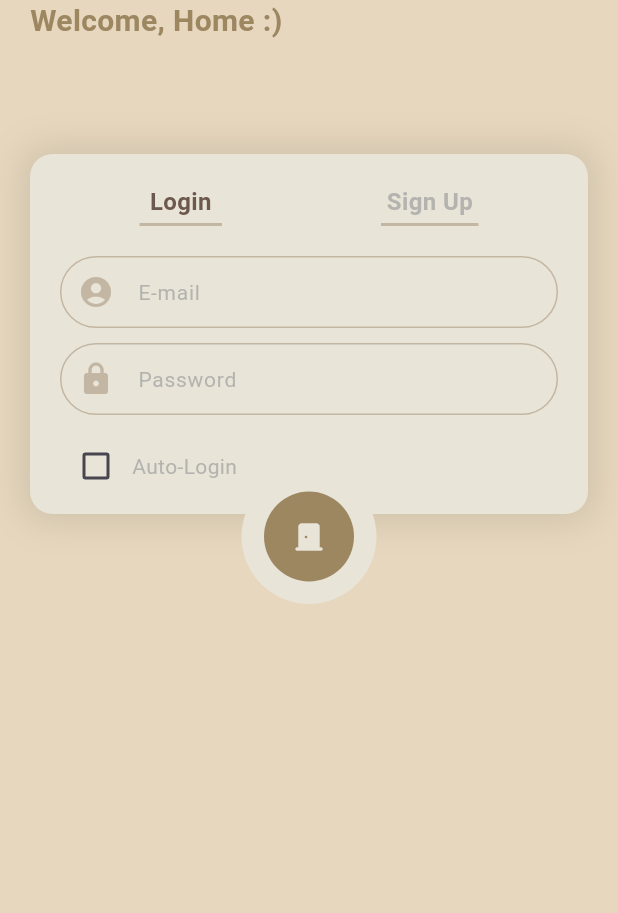
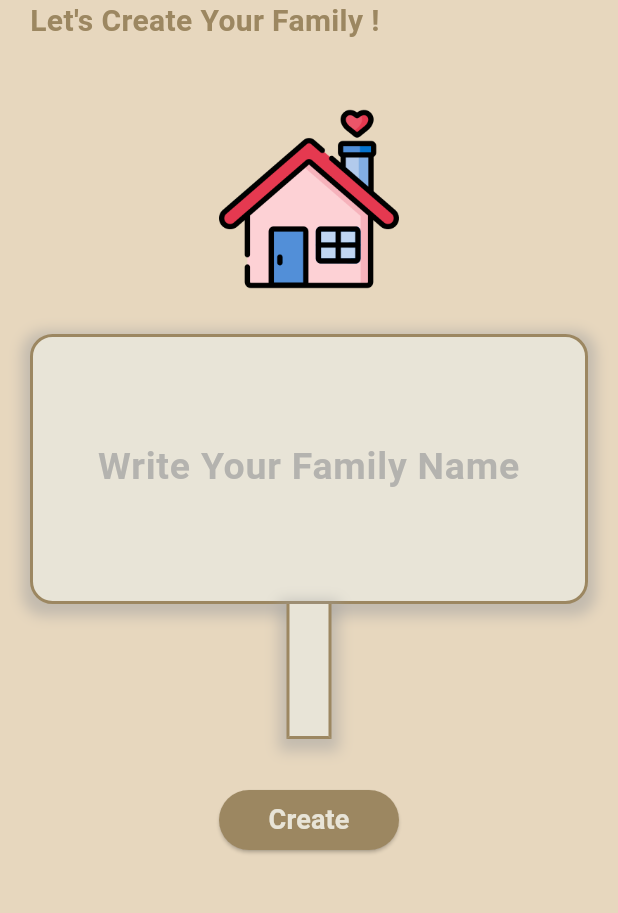
Before and after one commit to Fam-Story/fam-Story_frontend, a Flutter app: the screen it shows after launch, on a phone screen of 412 x 824 dp, the part 146-1059 px from its top. Run offline on Flutter 3.47's test engine with Material 2 defaults, Android fonts, the light colour scheme and no system bars; our stand-ins replace flutter_secure_storage.

Commit message:
:sparkles: Feat: 가족 생성 창 UI 구현 (#19)
페이지 라우트, API 연동 미완

```diff
--- a/lib/main.dart
+++ b/lib/main.dart
@@ -1,3 +1,4 @@
+import 'package:fam_story_frontend/pages/family_create_page.dart';
 import 'package:flutter/material.dart';
 import 'package:fam_story_frontend/screens/loading_screen.dart'; // LoadingScreen import
 import 'package:fam_story_frontend/pages/family_join_create_page.dart'; // FamilyJoinCreatePage import
@@ -18,17 +19,18 @@ class FamStory extends StatelessWidget {
       theme: ThemeData(
         useMaterial3: true,
       ),
+      home: const FamilyCreatePage(),
       // 초기 라우트를 LoadingScreen.
-      initialRoute: '/',
-      routes: {
-        '/': (context) => const LoadingScreen(), // LoadingScreen이 첫 화면
-        '/rootPage': (context) => const RootPage(), // RootPage 라우트
-        '/loginSignUpPage': (context) => const LoginSignUpPage(), // LoginSignUpPage 라우트
-        '/familyJoinCreatePage': (context) => const FamilyJoinCreatePage(), // FamilyJoinCreatePage 라우트
-        // '/familyJoinPage': (context) => const FamilyJoinPage(), // FamilyJoinPage 라우트 (추가 필요 시)
-        // '/familyCreatePage': (context) => const FamilyCreatePage(), // FamilyCreatePage 라우트 (추가 필요 시)
-        // TODO: 각자 추가 라우트가 필요하면 여기에 추가하세용.
-      },
+      // initialRoute: '/',
+      // routes: {
+      //   '/': (context) => const LoadingScreen(), // LoadingScreen이 첫 화면
+      //   '/rootPage': (context) => const RootPage(), // RootPage 라우트
+      //   '/loginSignUpPage': (context) => const LoginSignUpPage(), // LoginSignUpPage 라우트
+      //   '/familyJoinCreatePage': (context) => const FamilyJoinCreatePage(), // FamilyJoinCreatePage 라우트
+      //   // '/familyJoinPage': (context) => const FamilyJoinPage(), // FamilyJoinPage 라우트 (추가 필요 시)
+      //   '/familyCreatePage': (context) => const FamilyCreatePage(), // FamilyCreatePage 라우트
+      //   // TODO: 각자 추가 라우트가 필요하면 여기에 추가하세용.
+      // },
     );
   }
 }
--- a/lib/pages/family_create_page.dart
+++ b/lib/pages/family_create_page.dart
@@ -0,0 +1,194 @@
+import 'package:fam_story_frontend/style.dart';
+import 'package:flutter/material.dart';
+
+class FamilyCreatePage extends StatefulWidget {
+  const FamilyCreatePage({Key? key}) : super(key: key);
+
+  @override
+  State<FamilyCreatePage> createState() => _FamilyCreatePageState();
+}
+
+class _FamilyCreatePageState extends State<FamilyCreatePage> with TickerProviderStateMixin {
+  final _familyNameController = TextEditingController();
+  String? _errorText;
+  bool _isCreateButtonPressed = false;
+
+  @override
+  Widget build(BuildContext context) {
+    return Scaffold(
+      appBar: PreferredSize(
+        preferredSize: const Size.fromHeight(40.0),
+        child: AppBar(
+          backgroundColor: AppColor.backgroudColor,
+        ),
+      ),
+      backgroundColor: AppColor.backgroudColor,
+      body: GestureDetector(
+        onTap: () {
+          // 포커스 해제
+          FocusScope.of(context).unfocus();
+        },
+        child: Stack(
+          children: [
+            // 상단의 멘트
+            const Positioned(
+              left: 20,
+              child: Column(
+                crossAxisAlignment: CrossAxisAlignment.start,
+                children: [
+                  Text(
+                    'fam\'Story',
+                    style: TextStyle(color: AppColor.textColor, fontSize: 40, fontWeight: FontWeight.bold),
+                  ),
+                  Text(
+                    "Let's Create Your Family !",
+                    style: TextStyle(color: AppColor.textColor, fontSize: 20, fontWeight: FontWeight.bold),
+                  )
+                ],
+              ),
+            ),
+            // 중단의 집 아이콘
+            Positioned(
+              top: 130,
+              left: 0,
+              right: 0,
+              child: Center(
+                child: Container(
+                  height: 120,
+                  width: 120,
+                  decoration: const BoxDecoration(
+                    image: DecorationImage(
+                      image: AssetImage('assets/images/home.png'),
+                      fit: BoxFit.cover,
+                    ),
+                  ),
+                ),
+              ),
+            ),
+            // 중단의 가족 이름 입력란
+            Positioned(
+              top: 280,
+              left: 0,
+              right: 0,
+              child: Column(
+                children: [
+                  Container(
+                    height: 180,
+                    width: MediaQuery.of(context).size.width - 20,
+                    margin: const EdgeInsets.fromLTRB(20, 0, 20, 0),
+                    padding: const EdgeInsets.fromLTRB(20, 0, 20, 10),
+                    decoration: BoxDecoration(
+                      border: Border.all(color: AppColor.textColor, width: 2), // 외곽선 추가
+                      borderRadius: BorderRadius.circular(15),
+                      color: AppColor.objectColor,
+                      boxShadow: [
+                        // 그림자 효과 추가
+                        BoxShadow(
+                          color: Colors.grey.withOpacity(0.5),
+                          spreadRadius: 5,
+                          blurRadius: 7,
+                          offset: const Offset(0, 3), // changes position of shadow
+                        ),
+                      ],
+                    ),
+                    child: Center(
+                      child: TextField(
+                        cursorColor: AppColor.swatchColor, // 커서 색상 변경
+                        style: const TextStyle(
+                          color: AppColor.textColor,
+                          fontSize: 35,
+                          fontWeight: FontWeight.bold,
+                        ),
+                        textAlign: TextAlign.center,
+                        controller: _familyNameController,
+                        decoration: InputDecoration(
+                          focusedBorder: const UnderlineInputBorder(
+                            // 선택 시 하단 밑줄 색상 변경
+                            borderSide: BorderSide(color: AppColor.objectColor),
+                          ),
+                          enabledBorder: const UnderlineInputBorder(
+                            // 비활성 시 하단 밑줄 색상
+                            borderSide: BorderSide(color: AppColor.objectColor),
+                          ),
+                          focusColor: AppColor.swatchColor,
+                          hintText: 'Write Your Family Name',
+                          hintStyle: TextStyle(
+                            fontSize: 25,
+                            color: Colors.grey.withOpacity(0.7),
+                          ),
+                          errorText: _errorText,
+                        ),
+                      ),
+                    ),
+                  ),
+                  Container(
+                    height: 90,
+                    width: 30,
+                    decoration: BoxDecoration(
+                      border: const Border(
+                        // 상단을 제외한 세 면에 테두리 적용
+                        left: BorderSide(color: AppColor.textColor, width: 2),
+                        bottom: BorderSide(color: AppColor.textColor, width: 2),
+                        right: BorderSide(color: AppColor.textColor, width: 2),
+                      ),
+                      color: AppColor.objectColor,
+                      boxShadow: [
+                        // 그림자 효과 추가
+                        BoxShadow(
+                          color: Colors.grey.withOpacity(0.5),
+                          spreadRadius: 5,
+                          blurRadius: 7,
+                          offset: const Offset(0, 3), // changes position of shadow
+                        ),
+                      ],
+                    ),
+                  )
+                ],
+              ),
+            ),
+            // 하단의 생성 버튼
+            Positioned(
+              top: 580,
+              left: 0,
+              right: 0,
+              child: Center(
+                // TODO: 클릭할 시 페이지 라우트 추가
+                child: ElevatedButton(
+                  onPressed: () {
+                    setState(() {
+                      if (_familyNameController.text.isEmpty) {
+                        // 텍스트 필드에 값이 없으면 에러 메시지를 설정
+                        _errorText = 'Family name cannot be empty';
+                      } else {
+                        // TODO: API 호출 및 가족 생성
+                        // 생성 완료 시 완료 팝업 띄우고 롤 페이지로 이동
+
+                        _errorText = null;
+                        _isCreateButtonPressed = true;
+                      }
+                    });
+                  },
+                  style: ElevatedButton.styleFrom(
+                    shape: RoundedRectangleBorder(
+                      borderRadius: BorderRadius.circular(35),
+                    ),
+                    backgroundColor: AppColor.textColor,
+                    minimumSize: const Size(120, 40),
+                  ),
+                  child: const Text(
+                    'Create',
+                    style: TextStyle(
+                      color: AppColor.objectColor,
+                      fontWeight: FontWeight.bold,
+                      fontSize: 18,
+                    ),
+                  ),
+                ),
+              ),
+            ),
+          ],
+        ),
+      ),
+    );
+  }
+}
--- a/lib/pages/family_join_create_page.dart
+++ b/lib/pages/family_join_create_page.dart
@@ -1,3 +1,4 @@
+import 'package:fam_story_frontend/pages/family_create_page.dart';
 import 'package:fam_story_frontend/services/api_service.dart';
 import 'package:fam_story_frontend/style.dart';
 import 'package:flutter/material.dart';
@@ -51,7 +52,11 @@ class _FamilyJoinCreatePageState extends State<FamilyJoinCreatePage> {
               child: Center(
                 child: Column(children: [
                   // 생성
-                  Container(
+                  GestureDetector(
+                    onTap: () {
+                      Navigator.pushReplacement(context, MaterialPageRoute(builder: (context) => const FamilyCreatePage()));
+                    },
+                    child: Container(
                       padding: const EdgeInsets.all(20),
                       height: (MediaQuery.of(context).size.height - 320) / 2,
                       width: MediaQuery.of(context).size.width - 40,
@@ -74,6 +79,7 @@ class _FamilyJoinCreatePageState extends State<FamilyJoinCreatePage> {
                               style: TextStyle(fontSize: 18, color: AppColor.objectColor),
                             ),
                           ],
+                        ),
                       ),
                     ),
                   ),
--- a/pubspec.yaml
+++ b/pubspec.yaml
@@ -62,7 +62,7 @@ flutter:
 
   # To add assets to your application, add an assets section, like this:
   assets:
-     - images/*
+    - assets/images/
   #   - images/a_dot_ham.jpeg
 
   # An image asset can refer to one or more resolution-specific "variants", see
```
Also changed, not shown: lib/pages/role_page.dart (added, +141 -0 lines). Lines whose indentation alone changed are shown as unchanged.
